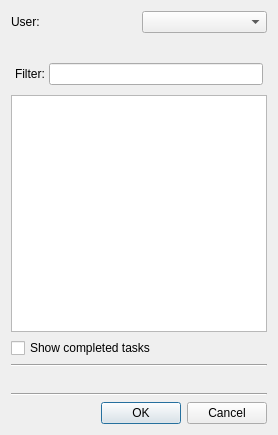
Old version of the form Src.QT/tt3-gui/SelectPrivateTaskParentDialog.ui in the repository akapustiatyahoocouk/TimeTracker3.
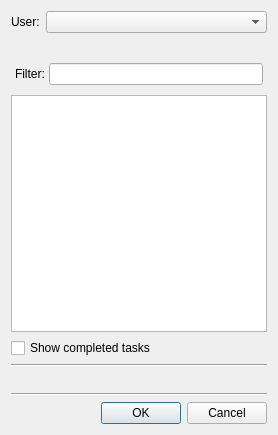
New version of the form. Icons and pictures are not drawn.

What changed in the file:
```diff
--- a/Src.QT/tt3-gui/SelectPrivateTaskParentDialog.ui
+++ b/Src.QT/tt3-gui/SelectPrivateTaskParentDialog.ui
@@ -20,13 +20,26 @@
   <layout class="QGridLayout" name="gridLayout">
    <item row="0" column="0">
     <widget class="QLabel" name="userLabel">
+     <property name="sizePolicy">
+      <sizepolicy hsizetype="Minimum" vsizetype="Preferred">
+       <horstretch>0</horstretch>
+       <verstretch>0</verstretch>
+      </sizepolicy>
+     </property>
      <property name="text">
       <string>User:</string>
      </property>
     </widget>
    </item>
    <item row="0" column="1">
-    <widget class="QComboBox" name="userComboBox"/>
+    <widget class="QComboBox" name="userComboBox">
+     <property name="sizePolicy">
+      <sizepolicy hsizetype="Expanding" vsizetype="Fixed">
+       <horstretch>0</horstretch>
+       <verstretch>0</verstretch>
+      </sizepolicy>
+     </property>
+    </widget>
    </item>
    <item row="1" column="0" colspan="2">
     <widget class="QLabel" name="promptLabel">
```
Left out of the diff: 3 changed lines with no effect on the pictures.
